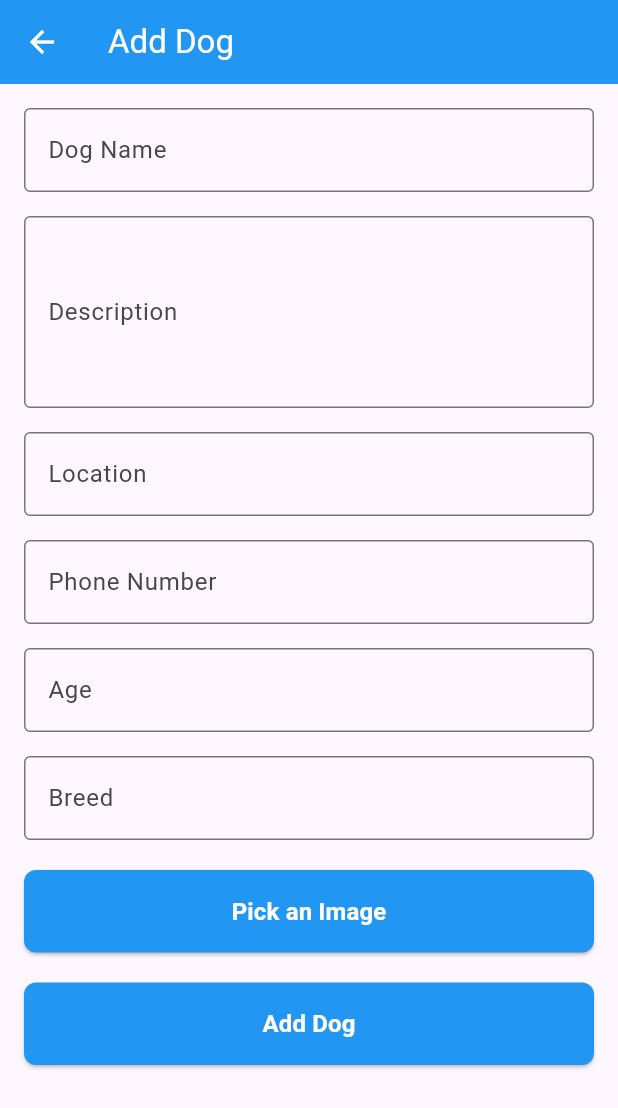
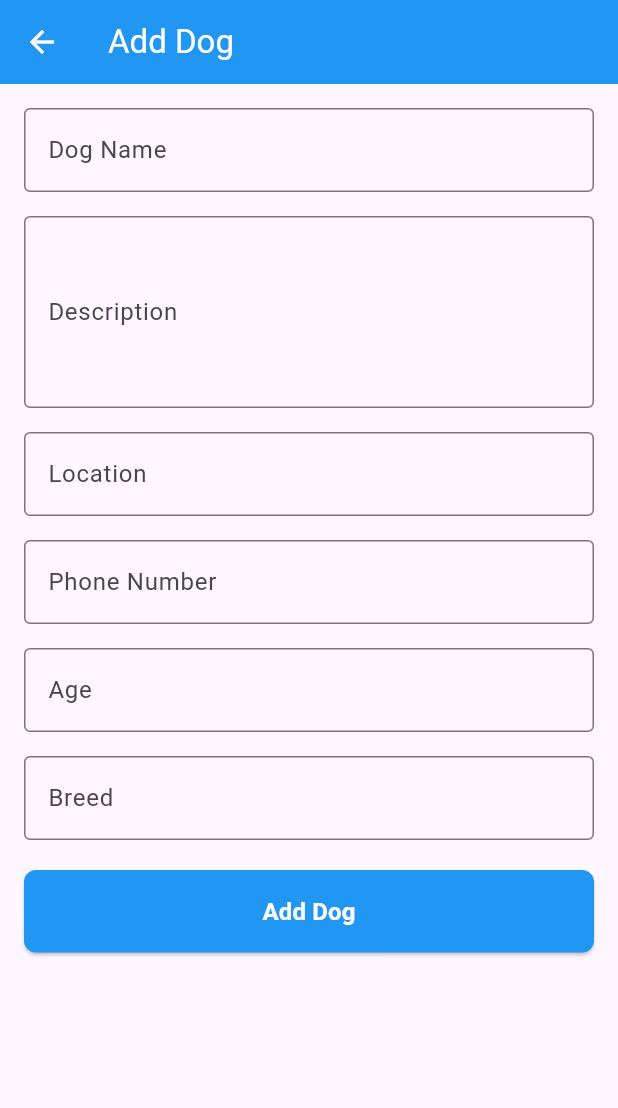
Before and after one commit to josephassaf999/Buddy, a Flutter app: the AddDogsScreen screen opened directly, on a phone screen of 412 x 824 dp. Shown: the top 1108 px of the screen. Run offline on Flutter 3.47's test engine with Material 3 defaults, Android fonts, the phone set to English and light mode, and no system bars; our stand-ins replace cloud_firestore, firebase_auth, firebase_core, firebase_storage, google_nav_bar, image_picker; accounts and stored records are empty.

Commit message:
fixed the image upload/display for walker and owner

```diff
--- a/lib/dog owner pages/home_tab/main/AddDogPage.dart
+++ b/lib/dog owner pages/home_tab/main/AddDogPage.dart
@@ -23,7 +23,6 @@ class _AddDogsScreenState extends State<AddDogsScreen> {
 
   final FirebaseAuth _auth = FirebaseAuth.instance;
   final FirebaseStorage _storage = FirebaseStorage.instance;
-  final ImagePicker _picker = ImagePicker();
 
   Future<void> _uploadImage(File imageFile) async {
     try {
@@ -39,16 +38,6 @@ class _AddDogsScreenState extends State<AddDogsScreen> {
       print('Image uploaded successfully: $downloadUrl');
     } catch (e) {
       print('Error uploading image: $e');
-    }
-  }
-
-  Future<void> _pickImage() async {
-    final pickedFile = await _picker.pickImage(source: ImageSource.gallery);
-    if (pickedFile != null) {
-      File imageFile = File(pickedFile.path);
-      await _uploadImage(imageFile);
-    } else {
-      print('No image selected.');
     }
   }
 
@@ -219,28 +208,6 @@ class _AddDogsScreenState extends State<AddDogsScreen> {
                 },
               ),
               SizedBox(height: 20),
-
-              // Add Image Upload Button
-              ElevatedButton(
-                onPressed: _pickImage,
-                style: ElevatedButton.styleFrom(
-                  foregroundColor: Colors.white,
-                  backgroundColor: Colors.blue,
-                  padding: EdgeInsets.symmetric(vertical: 16),
-                  shape: RoundedRectangleBorder(
-                    borderRadius: BorderRadius.circular(8),
-                  ),
-                ),
-                child: Text(
-                  'Pick an Image',
-                  style: TextStyle(
-                    fontSize: 16,
-                    fontWeight: FontWeight.bold,
-                  ),
-                ),
-              ),
-
-              SizedBox(height: 20),
               ElevatedButton(
                 onPressed: () {
                   if (_formKey.currentState!.validate()) {
--- a/lib/dog walker pages/search tab/info page/DW_info_page.dart
+++ b/lib/dog walker pages/info page/DW_info_page.dart
@@ -36,7 +36,7 @@ class InfoPage extends StatelessWidget {
           children: [
             // Image carousel/slider
             Container(
-              height: 250,
+              height: 450,
               padding: const EdgeInsets.all(16),
               child: imageUrls.isNotEmpty
                   ? PageView.builder(
--- a/lib/dog walker pages/search tab/DW_search_page.dart
+++ b/lib/dog walker pages/search tab/DW_search_page.dart
@@ -1,6 +1,7 @@
 import 'package:flutter/material.dart';
 import 'package:cloud_firestore/cloud_firestore.dart';
-import 'info page/DW_info_page.dart';
+import '../info page/DW_info_page.dart';
+
 
 // Dog class
 class Dog {
```
Also changed, not shown: lib/dog owner pages/home_tab/main/DogPage.dart (+39 -27 lines), lib/dog walker pages/home tab/DW_home_tab.dart (+8 -6 lines).
